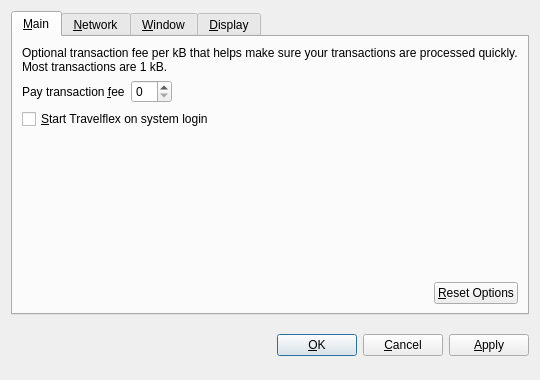
Above: src/qt/forms/optionsdialog.ui from zatirdraft/TravelFlex before the change. Below: the same form after it.
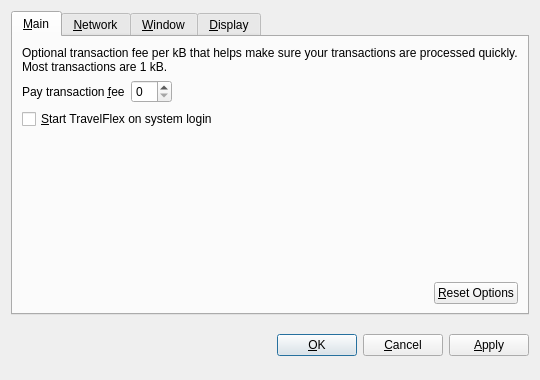
That is the form after the change. Custom widgets are drawn as their Qt base class.

Patch:
```diff
--- a/src/qt/forms/optionsdialog.ui
+++ b/src/qt/forms/optionsdialog.ui
@@ -82,7 +82,7 @@
           <string>Automatically start Travelflex after logging in to the system.</string>
          </property>
          <property name="text">
-          <string>&amp;Start Travelflex on system login</string>
+          <string>&amp;Start TravelFlex on system login</string>
          </property>
         </widget>
        </item>
```
Left out of the diff: 10 changed lines with no effect on the pictures.
